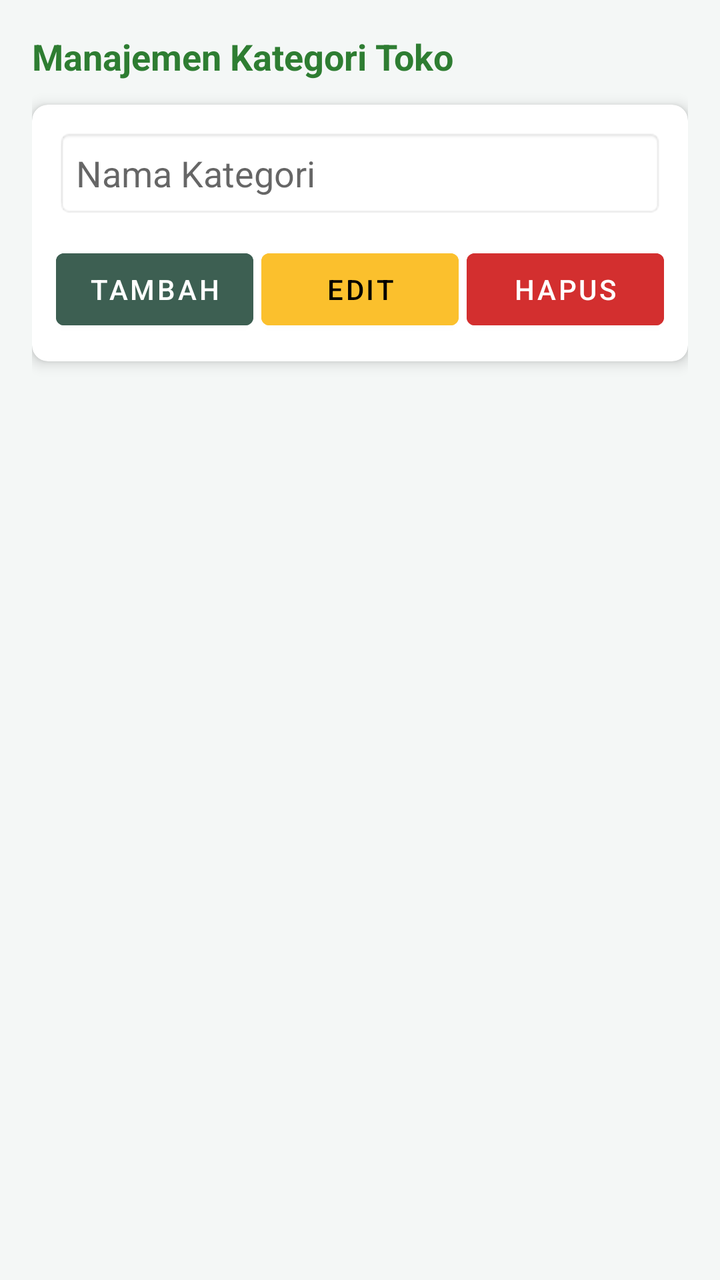
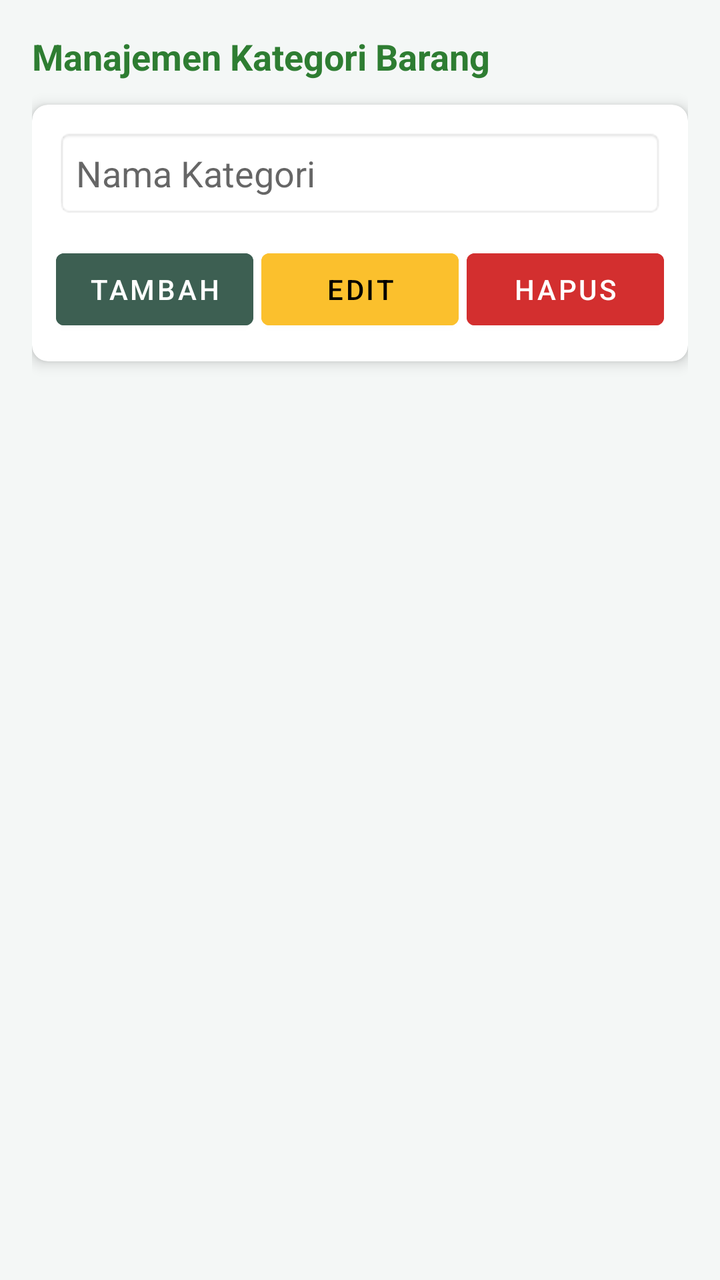

Compare the two renders of this Android layout. The source of the first and the diff that turns it into the second are given below.
<!-- AndroidManifest.xml: application theme Theme.SIPTA -->
<!-- res/layout/activity_fragment_kategori.xml -->
<?xml version="1.0" encoding="utf-8"?>
<LinearLayout
    xmlns:android="http://schemas.android.com/apk/res/android"
    xmlns:app="http://schemas.android.com/apk/res-auto"
    android:layout_width="match_parent"
    android:layout_height="match_parent"
    android:background="#F4F7F6"
    android:orientation="vertical"
    android:padding="16dp">

    <TextView
        android:layout_width="wrap_content"
        android:layout_height="wrap_content"
        android:text="Manajemen Kategori Toko"
        android:textColor="#2E7D32"
        android:textSize="18sp"
        android:textStyle="bold"
        android:layout_marginBottom="12dp"/>

    <androidx.cardview.widget.CardView
        android:layout_width="match_parent"
        android:layout_height="wrap_content"
        app:cardCornerRadius="8dp"
        app:cardElevation="4dp"
        android:layout_marginBottom="16dp">

        <LinearLayout
            android:layout_width="match_parent"
            android:layout_height="wrap_content"
            android:orientation="vertical"
            android:padding="12dp">

            <EditText
                android:id="@+id/edNamaKategori"
                android:layout_width="match_parent"
                android:layout_height="wrap_content"
                android:hint="Nama Kategori"
                android:background="@android:drawable/editbox_background_normal"
                android:padding="10dp" />

            <LinearLayout
                android:layout_width="match_parent"
                android:layout_height="wrap_content"
                android:layout_marginTop="12dp"
                android:orientation="horizontal">

                <Button
                    android:id="@+id/btnInsert"
                    android:layout_width="0dp"
                    android:layout_height="wrap_content"
                    android:layout_weight="1"
                    android:text="TAMBAH"
                    android:backgroundTint="#3D5F52"
                    android:textColor="#FFF" />

                <Button
                    android:id="@+id/btnUpdate"
                    android:layout_width="0dp"
                    android:layout_height="wrap_content"
                    android:layout_weight="1"
                    android:text="EDIT"
                    android:layout_marginStart="4dp"
                    android:backgroundTint="#FBC02D"
                    android:textColor="#000" />

                <Button
                    android:id="@+id/btnDelete"
                    android:layout_width="0dp"
                    android:layout_height="wrap_content"
                    android:layout_weight="1"
                    android:text="HAPUS"
                    android:layout_marginStart="4dp"
                    android:backgroundTint="#D32F2F"
                    android:textColor="#FFF" />
            </LinearLayout>
        </LinearLayout>
    </androidx.cardview.widget.CardView>

    <ListView
        android:id="@+id/lsKategori"
        android:layout_width="match_parent"
        android:layout_height="match_parent"
        android:divider="@android:color/darker_gray"
        android:dividerHeight="0.5dp" />

</LinearLayout>
<!-- resources referenced by this layout -->
<resources>
  <style name="Theme.SIPTA" parent="Theme.MaterialComponents.DayNight.DarkActionBar">
          <item name="colorPrimary">@color/sipta_green_dark</item>
  
          <item name="colorPrimaryVariant">@color/sipta_green_dark</item>
          <item name="colorOnPrimary">@color/white</item>
  
          <item name="colorSecondary">@color/sipta_green_light</item>
          <item name="colorSecondaryVariant">@color/sipta_green_dark</item>
          <item name="colorOnSecondary">@color/black</item>
  
          <item name="android:statusBarColor">?attr/colorPrimaryVariant</item>
      </style>
  <color name="sipta_green_dark">#3D5F52</color>
  <color name="white">#FFFFFFFF</color>
  <color name="sipta_green_light">#507A69</color>
  <color name="black">#FF000000</color>
</resources>

<!-- the commit's change to res/layout/activity_fragment_kategori.xml (unified diff, before → after) -->
@@ -11,7 +11,7 @@
     <TextView
         android:layout_width="wrap_content"
         android:layout_height="wrap_content"
-        android:text="Manajemen Kategori Toko"
+        android:text="Manajemen Kategori Barang"
         android:textColor="#2E7D32"
         android:textSize="18sp"
         android:textStyle="bold"
